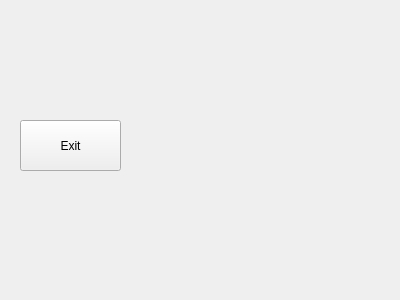
ToTPeople/testTTT, file CWindowDemo/CenterWidget.ui: the form before one commit.
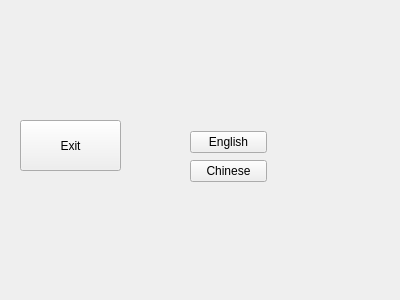
The form after the commit.

What changed in the file:
```diff
--- a/CWindowDemo/CenterWidget.ui
+++ b/CWindowDemo/CenterWidget.ui
@@ -26,6 +26,32 @@
     <string>Exit</string>
    </property>
   </widget>
+  <widget class="QWidget" name="">
+   <property name="geometry">
+    <rect>
+     <x>190</x>
+     <y>130</y>
+     <width>77</width>
+     <height>54</height>
+    </rect>
+   </property>
+   <layout class="QVBoxLayout" name="verticalLayout">
+    <item>
+     <widget class="QPushButton" name="btnEnglish">
+      <property name="text">
+       <string>English</string>
+      </property>
+     </widget>
+    </item>
+    <item>
+     <widget class="QPushButton" name="btnChinese">
+      <property name="text">
+       <string>Chinese</string>
+      </property>
+     </widget>
+    </item>
+   </layout>
+  </widget>
  </widget>
  <resources/>
  <connections/>
```
